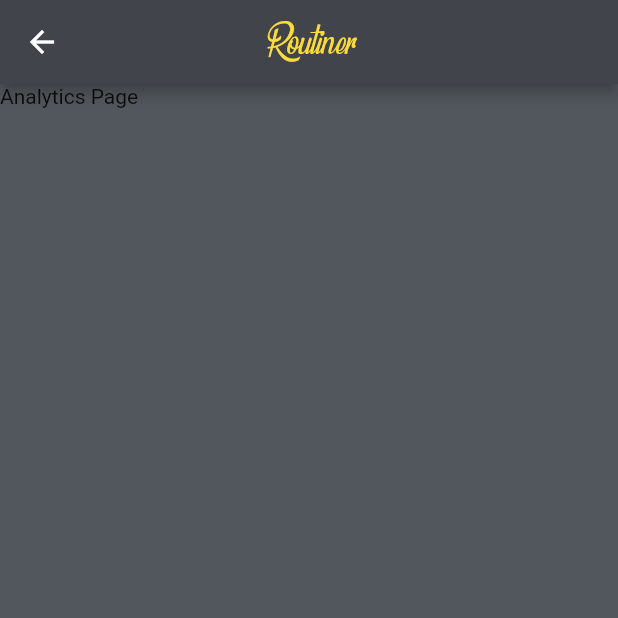
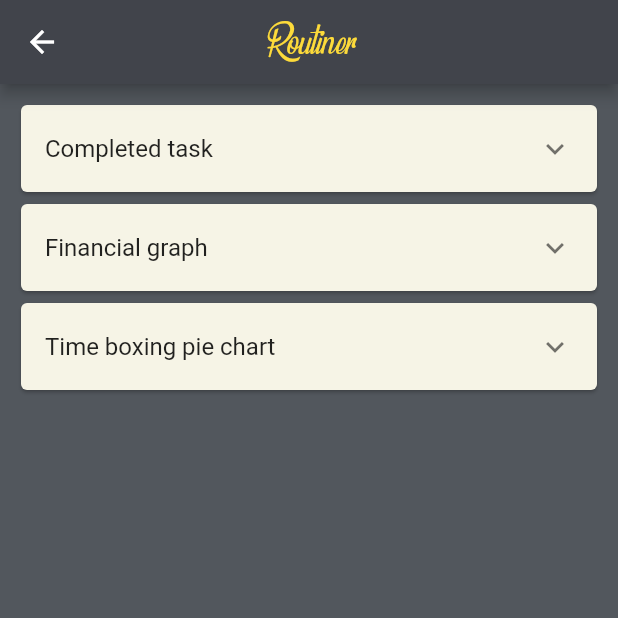
Before and after one commit to chawitW/routiner_make_your_day, a Flutter app: the AnalyticsPage screen opened directly, on a phone screen of 412 x 824 dp, the top half of it. Run offline on Flutter 3.47's test engine with Material 2 defaults, Android fonts, the phone set to English and light mode, and no system bars; our stand-ins replace cloud_firestore, firebase_core, table_calendar; accounts and stored records are empty.

```diff
--- a/lib/appBar/analytic_screen.dart
+++ b/lib/appBar/analytic_screen.dart
@@ -4,7 +4,20 @@ void main() {
   runApp(MaterialApp(home: AnalyticsPage()));
 }
 
-class AnalyticsPage extends StatelessWidget {
+class AnalyticsPage extends StatefulWidget {
+  @override
+  _SettingPageState createState() => _SettingPageState();
+}
+
+class _SettingPageState extends State<AnalyticsPage> {
+  List<String> jarName = [
+    "Need and dairy jar",
+    "Self-learning jar",
+    "Long-term saving jar",
+    "Investment jar",
+    "Self gift jar",
+    "Donation jar"
+  ];
   @override
   Widget build(BuildContext context) {
     return Scaffold(
@@ -20,9 +33,70 @@ class AnalyticsPage extends StatelessWidget {
           ),
         ),
       ),
-
-      body: Text("Analytics Page"),
+      body: SingleChildScrollView(
+        child: Container(
+          margin: EdgeInsets.all(10),
+          child: Column(
+            children: [
+              Card(
+                color: Color(0xffF6F4E6),
+                child: ExpansionTile(
+                  // initiallyExpanded: true,
+                  title: Text("Completed task"),
+                  children: [Text("This is completed task")],
+                ),
+              ),
+              Card(
+                color: Color(0xffF6F4E6),
+                child: ExpansionTile(
+                  // initiallyExpanded: true,
+                  title: Text("Financial graph"),
+                  children: [Text("This is a graph")],
+                ),
+              ),
+              Card(
+                color: Color(0xffF6F4E6),
+                child: ExpansionTile(
+                  // initiallyExpanded: true,
+                  title: Text("Time boxing pie chart"),
+                  children: [Text("This is a chart")],
+                ),
+              ),
+            ],
+          ),
+        ),
+      ),
       backgroundColor: Color(0xff52575D),
     );
   }
+
+  Widget listOfEachJar(jarName, percentage) {
+    return ListTile(
+      title: Text(jarName),
+      trailing: Container(
+        width: 100,
+        child: Row(
+          children: <Widget>[
+            Expanded(
+              child: ListView(
+                children: [
+                  Container(
+                    margin: EdgeInsets.only(right: 10),
+                    child: TextField(
+                      textAlign: TextAlign.center,
+                      decoration: InputDecoration(
+                        hintText: percentage,
+                      ),
+                      onChanged: (input) {},
+                    ),
+                  ),
+                ],
+              ),
+            ),
+            Container(margin: EdgeInsets.only(right: 10), child: Text("%")),
+          ],
+        ),
+      ),
+    );
+  }
 }
```
Also changed, not shown: lib/appBar/theory_screen.dart (+69 -3 lines), lib/main.dart (+5 -23 lines), lib/six_jars_screen.dart (+33 -18 lines).
